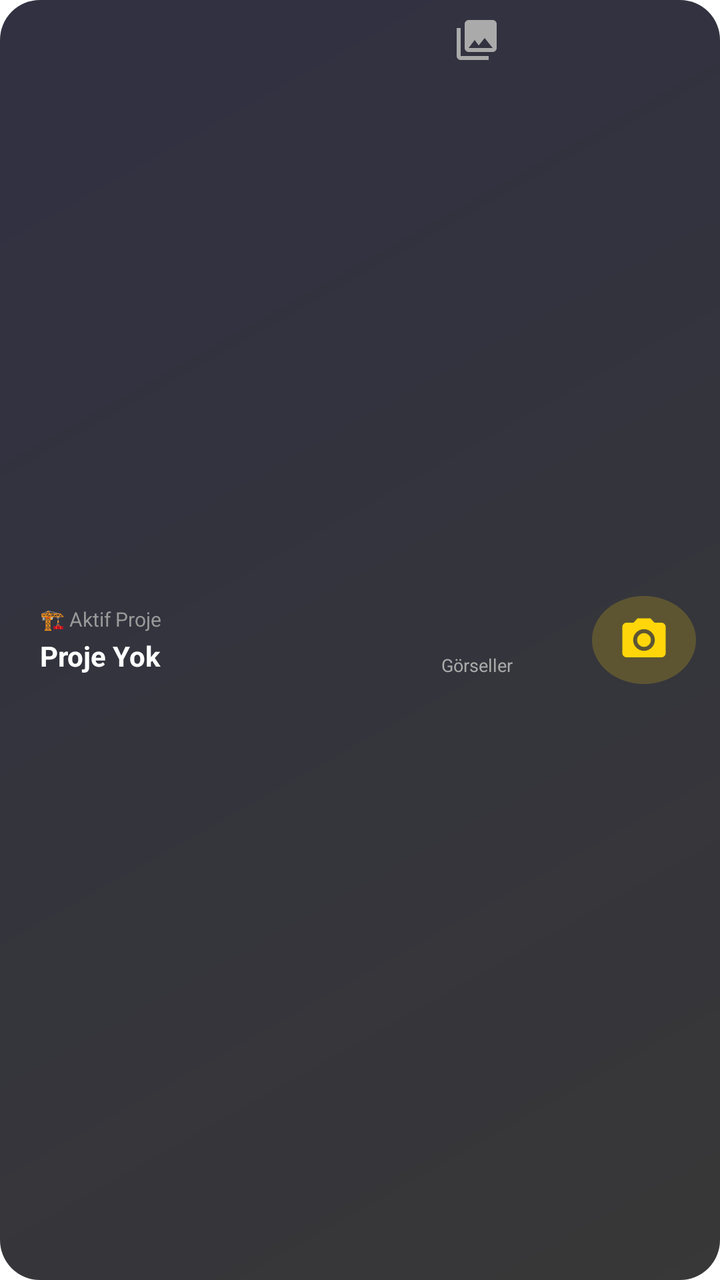
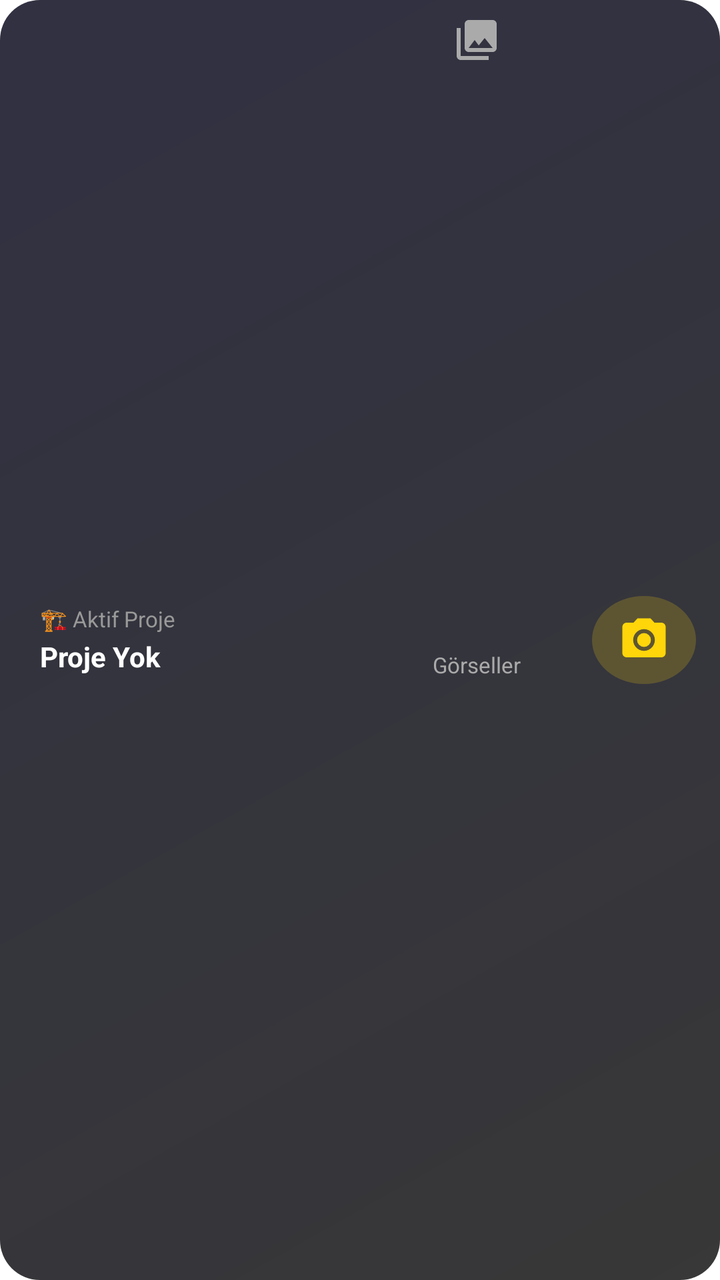

Before-and-after screenshots of an Android layout around one commit, followed by the original layout XML and the change that was made.
<!-- AndroidManifest.xml: application theme Theme.PhotoReport -->
<!-- res/layout/widget_photoreport.xml -->
<?xml version="1.0" encoding="utf-8"?>
<LinearLayout xmlns:android="http://schemas.android.com/apk/res/android"
    android:layout_width="match_parent"
    android:layout_height="match_parent"
    android:orientation="horizontal"
    android:padding="8dp"
    android:gravity="center_vertical"
    android:baselineAligned="false"
    android:background="@drawable/widget_bg">

    
    <LinearLayout
        android:id="@+id/widget_left_area"
        android:layout_width="0dp"
        android:layout_height="match_parent"
        android:layout_weight="1.5"
        android:orientation="vertical"
        android:gravity="center_vertical"
        android:paddingLeft="12dp"
        android:paddingRight="8dp">

        <TextView
            android:layout_width="wrap_content"
            android:layout_height="wrap_content"
            android:text="🏗️ Aktif Proje"
            android:textSize="10sp"
            android:textColor="#999999" />

        <TextView
            android:id="@+id/widget_project_name"
            android:layout_width="wrap_content"
            android:layout_height="wrap_content"
            android:text="Proje Yok"
            android:textSize="14sp"
            android:textStyle="bold"
            android:textColor="#FFFFFF"
            android:maxLines="1"
            android:ellipsize="end"
            android:layout_marginTop="2dp" />
    </LinearLayout>

    
    <TextView
        android:id="@+id/widget_middle_area"
        android:layout_width="0dp"
        android:layout_height="match_parent"
        android:layout_weight="1"
        android:gravity="center"
        android:paddingLeft="4dp"
        android:paddingRight="4dp"
        android:drawableTop="@drawable/ic_widget_gallery"
        android:drawablePadding="1dp"
        android:text="Görseller"
        android:textSize="9sp"
        android:textColor="#AAAAAA" />

    
    <FrameLayout
        android:id="@+id/widget_camera_btn"
        android:layout_width="52dp"
        android:layout_height="44dp"
        android:layout_marginRight="4dp"
        android:background="@drawable/widget_camera_circle">

        <ImageView
            android:layout_width="26dp"
            android:layout_height="26dp"
            android:layout_gravity="center"
            android:src="@drawable/ic_widget_camera"
            android:contentDescription="Kamera" />
    </FrameLayout>

</LinearLayout>
<!-- resources referenced by this layout -->
<resources>
  <!-- drawable ic_widget_camera (drawable) -->
  <?xml version="1.0" encoding="utf-8"?>
  <vector xmlns:android="http://schemas.android.com/apk/res/android"
      android:width="24dp"
      android:height="24dp"
      android:viewportWidth="24"
      android:viewportHeight="24">
      <path
          android:fillColor="#FFD60A"
          android:pathData="M12,12m-3.2,0a3.2,3.2 0,1 1,6.4 0a3.2,3.2 0,1 1,-6.4 0"/>
      <path
          android:fillColor="#FFD60A"
          android:pathData="M9,2L7.17,4H4C2.9,4 2,4.9 2,6v12c0,1.1 0.9,2 2,2h16c1.1,0 2,-0.9 2,-2V6c0,-1.1 -0.9,-2 -2,-2h-3.17L15,2H9zM12,17c-2.76,0 -5,-2.24 -5,-5s2.24,-5 5,-5 5,2.24 5,5 -2.24,5 -5,5z"/>
  </vector>
  <!-- drawable ic_widget_gallery (drawable) -->
  <?xml version="1.0" encoding="utf-8"?>
  <vector xmlns:android="http://schemas.android.com/apk/res/android"
      android:width="24dp"
      android:height="24dp"
      android:viewportWidth="24"
      android:viewportHeight="24">
      <path
          android:fillColor="#AAAAAA"
          android:pathData="M22,16V4c0,-1.1 -0.9,-2 -2,-2H8c-1.1,0 -2,0.9 -2,2v12c0,1.1 0.9,2 2,2h12c1.1,0 2,-0.9 2,-2zM11,12l2.03,2.71L16,11l4,5H8l3,-4zM2,6v14c0,1.1 0.9,2 2,2h14v-2H4V6H2z"/>
  </vector>
  <!-- drawable widget_bg (drawable) -->
  <?xml version="1.0" encoding="utf-8"?>
  <shape xmlns:android="http://schemas.android.com/apk/res/android"
      android:shape="rectangle">
      <gradient
          android:startColor="#E6222222"
          android:endColor="#E61A1A2E"
          android:angle="135" />
      <corners android:radius="20dp"/>
  </shape>
  <!-- drawable widget_camera_circle (drawable) -->
  <?xml version="1.0" encoding="utf-8"?>
  <shape xmlns:android="http://schemas.android.com/apk/res/android"
      android:shape="oval">
      <solid android:color="#33FFD60A" />
  </shape>
  <style name="Theme.PhotoReport" parent="Theme.MaterialComponents.DayNight.NoActionBar">
          
          <item name="colorPrimary">@color/primary</item>
          <item name="colorPrimaryVariant">@color/primary_dark</item>
          <item name="colorOnPrimary">@color/white</item>
          
          <item name="colorSecondary">@color/secondary</item>
          <item name="colorOnSecondary">@color/white</item>
          
          <item name="android:statusBarColor">@android:color/transparent</item>
          <item name="android:navigationBarColor">@android:color/transparent</item>
          <item name="android:windowLightStatusBar">true</item>
      </style>
  <color name="primary">#FF2563EB</color>
  <color name="primary_dark">#FF1D4ED8</color>
  <color name="white">#FFFFFFFF</color>
  <color name="secondary">#FF64748B</color>
</resources>

<!-- the commit's change to res/layout/widget_photoreport.xml (unified diff, before → after) -->
@@ -1,5 +1,6 @@
 <?xml version="1.0" encoding="utf-8"?>
 <LinearLayout xmlns:android="http://schemas.android.com/apk/res/android"
+    xmlns:app="http://schemas.android.com/apk/res-auto"
     android:layout_width="match_parent"
     android:layout_height="match_parent"
     android:orientation="horizontal"
@@ -16,21 +17,21 @@
         android:layout_weight="1.5"
         android:orientation="vertical"
         android:gravity="center_vertical"
-        android:paddingLeft="12dp"
-        android:paddingRight="8dp">
+        android:paddingStart="12dp"
+        android:paddingEnd="8dp">
 
         <TextView
             android:layout_width="wrap_content"
             android:layout_height="wrap_content"
-            android:text="🏗️ Aktif Proje"
-            android:textSize="10sp"
+            android:text="@string/widget_active_project"
+            android:textSize="11sp"
             android:textColor="#999999" />
 
         <TextView
             android:id="@+id/widget_project_name"
             android:layout_width="wrap_content"
             android:layout_height="wrap_content"
-            android:text="Proje Yok"
+            android:text="@string/widget_no_project"
             android:textSize="14sp"
             android:textStyle="bold"
             android:textColor="#FFFFFF"
@@ -48,10 +49,10 @@
         android:gravity="center"
         android:paddingLeft="4dp"
         android:paddingRight="4dp"
-        android:drawableTop="@drawable/ic_widget_gallery"
+        app:drawableTopCompat="@drawable/ic_widget_gallery"
         android:drawablePadding="1dp"
-        android:text="Görseller"
-        android:textSize="9sp"
+        android:text="@string/widget_images"
+        android:textSize="11sp"
         android:textColor="#AAAAAA" />
 
     
@@ -59,7 +60,7 @@
         android:id="@+id/widget_camera_btn"
         android:layout_width="52dp"
         android:layout_height="44dp"
-        android:layout_marginRight="4dp"
+        android:layout_marginEnd="4dp"
         android:background="@drawable/widget_camera_circle">
 
         <ImageView
@@ -67,7 +68,7 @@
             android:layout_height="26dp"
             android:layout_gravity="center"
             android:src="@drawable/ic_widget_camera"
-            android:contentDescription="Kamera" />
+            android:contentDescription="@string/widget_camera_desc" />
     </FrameLayout>
 
 </LinearLayout>
<!-- resource entries referenced after the edit -->
@@ -41,6 +41,10 @@
       android:shape="oval">
       <solid android:color="#33FFD60A" />
   </shape>
+  <string name="widget_active_project">🏗️ Aktif Proje</string>
+  <string name="widget_camera_desc">Kamera</string>
+  <string name="widget_images">Görseller</string>
+  <string name="widget_no_project">Proje Yok</string>
   <style name="Theme.PhotoReport" parent="Theme.MaterialComponents.DayNight.NoActionBar">
           
           <item name="colorPrimary">@color/primary</item>
